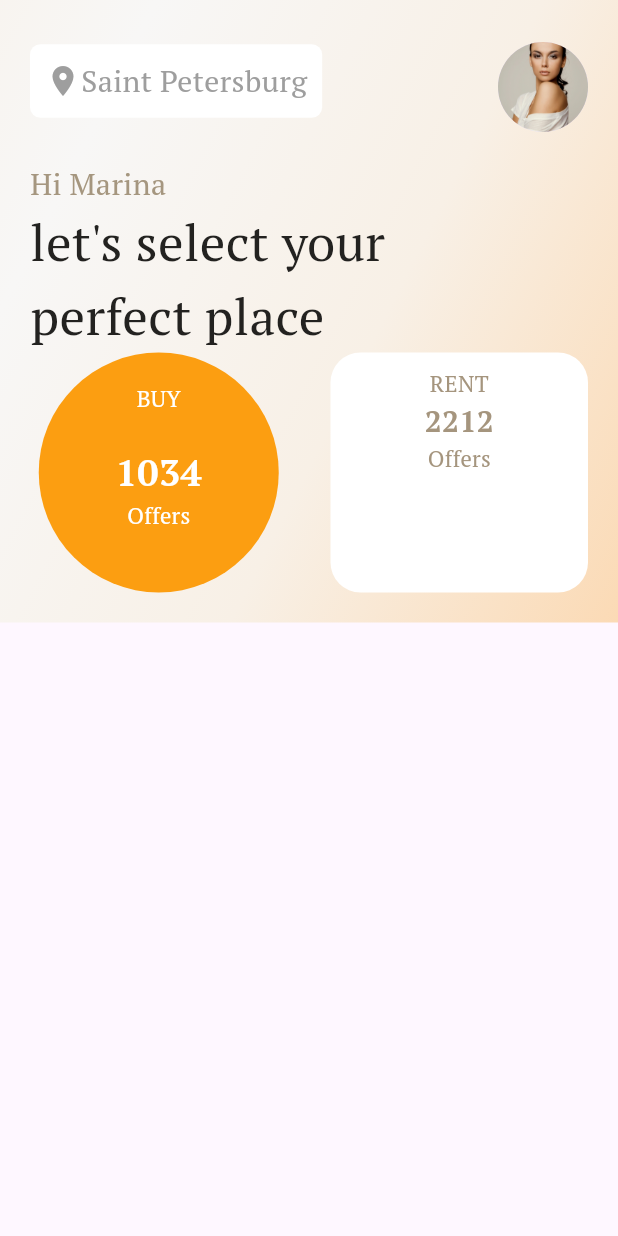
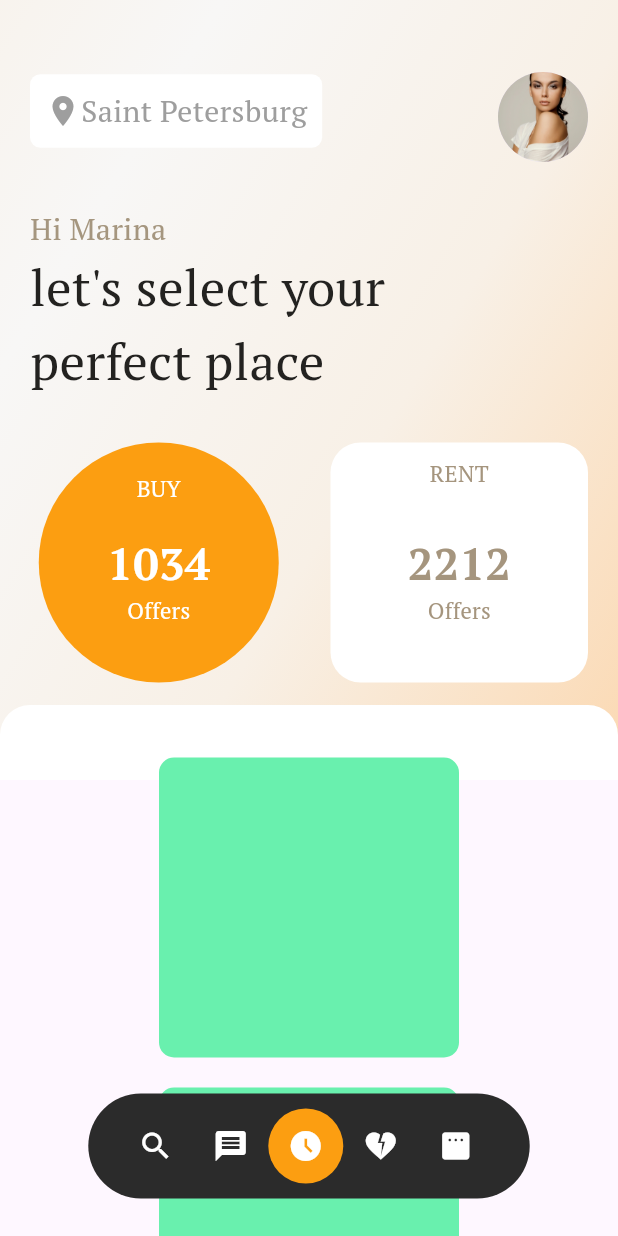
Before and after one commit to Davidtariq96/task, a Flutter app: the screen it shows after launch, on a phone screen of 412 x 824 dp. Run offline on Flutter 3.47's test engine with Material 3 defaults, Android fonts, the phone set to English and light mode, and no system bars; our stand-ins replace google_fonts.

Commit message:
navigation component implemented

```diff
--- a/lib/screens/dashboard.dart
+++ b/lib/screens/dashboard.dart
@@ -10,12 +10,57 @@ class Dashboard extends StatefulWidget {
 final style =  GoogleFonts.ptSerif();
 
 class _DashboardState extends State<Dashboard> {
+  List<IconData> icons = [Icons.search_outlined,Icons.message,
+    Icons.access_time_filled_sharp,Icons.heart_broken,Icons.padding_rounded
+  ];
+  int selectedIndex = 2;
   @override
   Widget build(BuildContext context) {
     return  Scaffold(
+      floatingActionButtonLocation: FloatingActionButtonLocation.centerDocked,
+      floatingActionButton: Container(
+        height: 70,
+        width: MediaQuery.of(context).size.width /1.4,
+        margin:EdgeInsets.symmetric(vertical: 25),
+        padding: EdgeInsets.symmetric(horizontal: 10,vertical: 10),
+        decoration: BoxDecoration(
+          color: Color(0XFF2B2B2B),
+          borderRadius: BorderRadius.circular(50)
+        ),
+        child: ListView.builder(
+          scrollDirection: Axis.horizontal,
+          itemBuilder: (context,index){
+          return  buildContainer(onTap: (){
+            setState(() {
+              selectedIndex = index;
+            });
+          },icon: icons[index],color:selectedIndex== index ? const Color(0XFFFC9E11):Colors.transparent,index: index );
+        },itemCount: 5,)
+        // Row(
+        //   mainAxisAlignment: MainAxisAlignment.spaceBetween,
+        //   children: [
+        //     buildContainer(onTap: (){},icon: Icons.search_outlined),
+        //     buildContainer(onTap: (){},icon: Icons.message),
+        //     buildContainer(onTap: (){},icon: Icons.access_time_filled_sharp),
+        //     buildContainer(onTap: (){},icon: Icons.heart_broken),
+        //     buildContainer(onTap: (){},icon: Icons.padding_rounded),
+        //
+        //   ],
+        // ),
+      ),
       body: SafeArea(
         child: SingleChildScrollView(
-          child: Container(
+          child: Column(
+            children: [
+             if(selectedIndex == 2)...[
+               Stack(
+                 fit: StackFit.loose,
+                 clipBehavior: Clip.none,
+                 children: [
+                   Column(
+                     children: [
+                       Container(
+                         padding: const EdgeInsets.symmetric(vertical: 40,horizontal: 20),
                          decoration: const BoxDecoration(
                              gradient: LinearGradient(
                                begin: Alignment.centerLeft,
@@ -23,11 +68,13 @@ class _DashboardState extends State<Dashboard> {
                                tileMode: TileMode.mirror,
                                colors: [Color(0xFFF8F7F6), // Top color (lighter shade of orange)
                                  Color(0xFFF8F0E6),Color(0xFFFBDAB5), ],
+                               // Color(0xFFF8F0E6)
                              )
                          ),
-            child: Padding(
-              padding: const EdgeInsets.symmetric(vertical: 20,horizontal: 20),
                          child: Column(
+                           crossAxisAlignment: CrossAxisAlignment.start,
+                           children: [
+                             Column(
                                crossAxisAlignment: CrossAxisAlignment.start,
                                children: [
                                  Row(
@@ -59,13 +106,14 @@ class _DashboardState extends State<Dashboard> {
                                      ),
                                    ],
                                  ),
-                  const SizedBox(height: 20,),
+                                 const SizedBox(height: 30,),
                                  Text("Hi Marina",style: style.copyWith(fontSize: 20,color: const Color(0XFFA5967F)),),
                                  Text(
                                    "let's select your \nperfect place",
                                    style: style.copyWith(
                                        fontSize: 34, color: const Color(0XFF232220),fontWeight: FontWeight.w500),
                                  ),
+                                 const SizedBox(height: 30,),
                                  Row(
                                    mainAxisAlignment: MainAxisAlignment.spaceBetween,
                                    children: [
@@ -83,7 +131,7 @@ class _DashboardState extends State<Dashboard> {
                                            Text("BUY",style: style.copyWith(fontSize: 15,color: Colors.white),),
                                            Column(
                                              children: [
-                                Text("1034",style: style.copyWith(fontSize: 25,fontWeight: FontWeight.bold,color: Colors.white),),
+                                               Text("1034",style: style.copyWith(fontSize: 30,fontWeight: FontWeight.bold,color: Colors.white),),
                                                Text("Offers",style: style.copyWith(fontSize: 15,color: Colors.white),)
                                              ],
                                            ),
@@ -100,26 +148,88 @@ class _DashboardState extends State<Dashboard> {
                                            color: Colors.white
                                        ),
                                        child: Column(
+                                         mainAxisAlignment: MainAxisAlignment.spaceBetween,
                                          children: [
                                            Text("RENT",style: style.copyWith(fontSize: 15,color: const Color(0XFFA5957E)),),
                                            Column(
                                              children: [
-                                Text("2212",style: style.copyWith(fontSize: 20,fontWeight: FontWeight.bold,color: const Color(0XFFA5957E)),),
+                                               Text("2212",style: style.copyWith(fontSize: 30,fontWeight: FontWeight.bold,color: const Color(0XFFA5957E)),),
                                                Text("Offers",style: style.copyWith(fontSize: 15,color:const Color(0XFFA5957E)),)
                                              ],
                                            ),
                                            const SizedBox(),
                                          ],
                                        ),
-                      )
+                                     ),
                                    ],
-                  )
+                                 ),
+                               ],
+                             ),
                            ],
                          ),
                        ),
+
+                     ],
                    ),
+                   Positioned(
+                       top:470.0,
+                       // left: 20,
+                       child:
+                       Container(
+                         height: 50,
+                         width: MediaQuery.of(context).size.width,
+                         decoration: const BoxDecoration(
+                             color: Colors.white,
+                             borderRadius: BorderRadius.only(topRight: Radius.circular(20), topLeft: Radius.circular(20)
+                             )
+                         ),
+                       )
+                   ),
+                 ],
+               ),
+               SizedBox(
+                 height: 500,
+                 width: 200,
+                 child: ListView.builder(itemBuilder: (context,index){
+                   return Container(
+                     height: 200,
+                     width: 100,
+                     margin: EdgeInsets.symmetric(vertical: 10),
+                     decoration: BoxDecoration(
+                         color: Colors.greenAccent,
+                         borderRadius: BorderRadius.circular(10)
+                     ),
+                   );
+                 },itemCount: 4,),
+               )
+             ]else if(selectedIndex ==0)...[
+               Text("MAP VIEW")
+             ]else ...[
+               Text("NOTHING TO RENDER")
+             ]
+            ],
+          )
         ),
       ),
     );
   }
+
+  Widget buildContainer({void Function()? onTap, IconData? icon,Color? color,int? index}) {
+    return InkWell(
+      onTap: onTap,
+      child: Container(
+        width: 50,
+        height: 50,
+        margin: EdgeInsets.only(left:index == 0? 10:0),
+        // padding: const EdgeInsets.symmetric(vertical: 10,horizontal: 10),
+              decoration:  BoxDecoration(
+                shape: BoxShape.circle,
+                color: color!,
+              ),
+              child: Container(
+                // margin: EdgeInsets.only(left:index == 0? 10:0),
+                  child: Center(child: Icon(icon,color: Colors.white,))),
+            ),
+    );
   }
+}
```
Also changed, not shown: assets/kitchen1.jpg (added), assets/kitchen2.jpg (added), assets/kitchen3.jpg (added), assets/kitchen4.jpg (added), 1 other file. Lines whose indentation alone changed are shown as unchanged.
